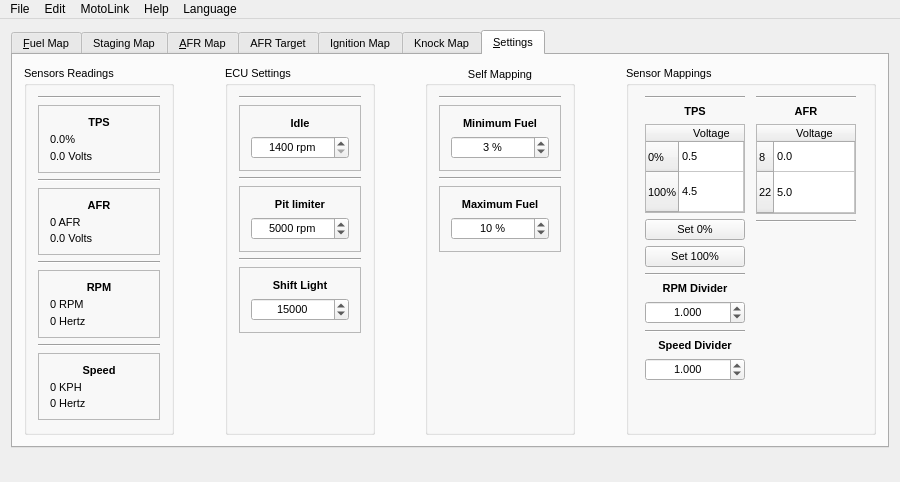
Qt form GUI/ui/main.ui (fpoussin/MotoLink) before a commit.
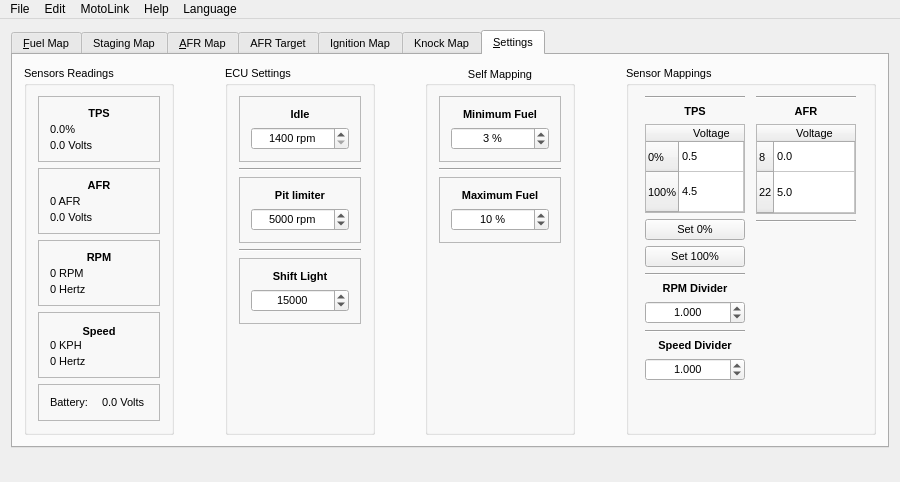
The same form after that commit. Icons and pictures are not drawn. Custom widgets are drawn as their Qt base class.

Diff of the .ui file:
```diff
--- a/GUI/ui/main.ui
+++ b/GUI/ui/main.ui
@@ -303,34 +303,7 @@
            <set>Qt::AlignCenter</set>
           </property>
           <layout class="QGridLayout" name="gridLayout_8">
-           <item row="0" column="0">
-            <widget class="Line" name="line_6">
-             <property name="orientation">
-              <enum>Qt::Horizontal</enum>
-             </property>
-            </widget>
-           </item>
-           <item row="7" column="0">
-            <spacer name="verticalSpacer_5">
-             <property name="orientation">
-              <enum>Qt::Vertical</enum>
-             </property>
-             <property name="sizeHint" stdset="0">
-              <size>
-               <width>20</width>
-               <height>40</height>
-              </size>
-             </property>
-            </spacer>
-           </item>
-           <item row="3" column="0">
-            <widget class="Line" name="line_7">
-             <property name="orientation">
-              <enum>Qt::Horizontal</enum>
-             </property>
-            </widget>
-           </item>
-           <item row="6" column="0">
+           <item row="5" column="0">
             <widget class="QFrame" name="frame_8">
              <property name="frameShape">
               <enum>QFrame::StyledPanel</enum>
@@ -374,7 +347,7 @@
              </layout>
             </widget>
            </item>
-           <item row="1" column="0">
+           <item row="0" column="0">
             <widget class="QFrame" name="frame_9">
              <property name="frameShape">
               <enum>QFrame::StyledPanel</enum>
@@ -427,6 +400,26 @@
              </layout>
             </widget>
            </item>
+           <item row="6" column="0">
+            <spacer name="verticalSpacer_5">
+             <property name="orientation">
+              <enum>Qt::Vertical</enum>
+             </property>
+             <property name="sizeHint" stdset="0">
+              <size>
+               <width>20</width>
+               <height>40</height>
+              </size>
+             </property>
+            </spacer>
+           </item>
+           <item row="2" column="0">
+            <widget class="Line" name="line_7">
+             <property name="orientation">
+              <enum>Qt::Horizontal</enum>
+             </property>
+            </widget>
+           </item>
           </layout>
          </widget>
         </item>
@@ -816,20 +809,7 @@
            <string>ECU Settings</string>
           </property>
           <layout class="QGridLayout" name="gridLayout_7">
-           <item row="6" column="0">
-            <spacer name="verticalSpacer_4">
-             <property name="orientation">
-              <enum>Qt::Vertical</enum>
-             </property>
-             <property name="sizeHint" stdset="0">
-              <size>
-               <width>20</width>
-               <height>40</height>
-              </size>
-             </property>
-            </spacer>
-           </item>
-           <item row="5" column="0">
+           <item row="4" column="0">
             <widget class="QFrame" name="frame_3">
              <property name="frameShape">
               <enum>QFrame::StyledPanel</enum>
@@ -882,14 +862,7 @@
              </layout>
             </widget>
            </item>
-           <item row="4" column="0">
-            <widget class="Line" name="line_5">
-             <property name="orientation">
-              <enum>Qt::Horizontal</enum>
-             </property>
-            </widget>
-           </item>
-           <item row="1" column="0">
+           <item row="0" column="0">
             <widget class="QFrame" name="frame">
              <property name="frameShape">
               <enum>QFrame::StyledPanel</enum>
@@ -939,7 +912,7 @@
              </layout>
             </widget>
            </item>
-           <item row="3" column="0">
+           <item row="2" column="0">
             <widget class="QFrame" name="frame_2">
              <property name="frameShape">
               <enum>QFrame::StyledPanel</enum>
@@ -989,20 +962,33 @@
              </layout>
             </widget>
            </item>
-           <item row="2" column="0">
+           <item row="5" column="0">
+            <spacer name="verticalSpacer_4">
+             <property name="orientation">
+              <enum>Qt::Vertical</enum>
+             </property>
+             <property name="sizeHint" stdset="0">
+              <size>
+               <width>20</width>
+               <height>40</height>
+              </size>
+             </property>
+            </spacer>
+           </item>
+           <item row="3" column="0">
+            <widget class="Line" name="line_5">
+             <property name="orientation">
+              <enum>Qt::Horizontal</enum>
+             </property>
+            </widget>
+           </item>
+           <item row="1" column="0">
             <widget class="Line" name="line_4">
              <property name="orientation">
               <enum>Qt::Horizontal</enum>
              </property>
             </widget>
            </item>
-           <item row="0" column="0">
-            <widget class="Line" name="line_14">
-             <property name="orientation">
-              <enum>Qt::Horizontal</enum>
-             </property>
-            </widget>
-           </item>
           </layout>
          </widget>
         </item>
@@ -1038,6 +1024,116 @@
           </property>
           <layout class="QGridLayout" name="gridLayout_11">
            <item row="5" column="0">
+            <widget class="QFrame" name="frame_10">
+             <property name="frameShape">
+              <enum>QFrame::StyledPanel</enum>
+             </property>
+             <property name="frameShadow">
+              <enum>QFrame::Plain</enum>
+             </property>
+             <layout class="QHBoxLayout" name="horizontalLayout_4">
+              <item>
+               <widget class="QLabel" name="ltVbat">
+                <property name="text">
+                 <string>Battery:</string>
+                </property>
+               </widget>
+              </item>
+              <item>
+               <widget class="QLabel" name="lVbat">
+                <property name="text">
+                 <string>0.0 Volts</string>
+                </property>
+               </widget>
+              </item>
+             </layout>
+            </widget>
+           </item>
+           <item row="0" column="0">
+            <widget class="QFrame" name="frame_4">
+             <property name="frameShape">
+              <enum>QFrame::StyledPanel</enum>
+             </property>
+             <property name="frameShadow">
+              <enum>QFrame::Plain</enum>
+             </property>
+             <layout class="QVBoxLayout" name="verticalLayout">
+              <item>
+               <widget class="QLabel" name="ltTps">
+                <property name="font">
+                 <font>
+                  <weight>75</weight>
+                  <bold>true</bold>
+                 </font>
+                </property>
+                <property name="text">
+                 <string notr="true">TPS</string>
+                </property>
+                <property name="alignment">
+                 <set>Qt::AlignCenter</set>
+                </property>
+               </widget>
+              </item>
+              <item>
+               <widget class="QLabel" name="lTpsPct">
+                <property name="text">
+                 <string notr="true">0.0%</string>
+                </property>
+               </widget>
+              </item>
+              <item>
+               <widget class="QLabel" name="lTpsVolts">
+                <property name="text">
+                 <string notr="true">0.0 Volts</string>
+                </property>
+               </widget>
+              </item>
+             </layout>
+            </widget>
+           </item>
+           <item row="1" column="0">
+            <widget class="QFrame" name="frame_6">
+             <property name="frameShape">
+              <enum>QFrame::StyledPanel</enum>
+             </property>
+             <property name="frameShadow">
+              <enum>QFrame::Plain</enum>
+             </property>
+             <layout class="QVBoxLayout" name="verticalLayout_3">
+              <item>
+               <widget class="QLabel" name="ltAFR_2">
+                <property name="font">
+                 <font>
+                  <weight>75</weight>
+                  <bold>true</bold>
+                 </font>
+                </property>
+                <property name="text">
+                 <string notr="true">AFR</string>
+                </property>
+                <property name="alignment">
+                 <set>Qt::AlignCenter</set>
+                </property>
+               </widget>
+              </item>
+              <item>
+               <widget class="QLabel" name="lAfrPct">
+                <property name="text">
+                 <string notr="true">0 AFR</string>
+                </property>
+               </widget>
+              </item>
+              <item>
+               <widget class="QLabel" name="lAfrVolts">
+                <property name="text">
+                 <string notr="true">0.0 Volts</string>
+                </property>
+               </widget>
+              </item>
+             </layout>
+            </widget>
+           </item>
+           <item row="2" column="0">
             <widget class="QFrame" name="frame_5">
              <property name="frameShape">
               <enum>QFrame::StyledPanel</enum>
@@ -1079,7 +1175,7 @@
              </layout>
             </widget>
            </item>
-           <item row="7" column="0">
+           <item row="3" column="0">
             <widget class="QFrame" name="frame_7">
              <property name="frameShape">
               <enum>QFrame::StyledPanel</enum>
@@ -1090,6 +1186,12 @@
              <layout class="QVBoxLayout" name="verticalLayout_4">
               <item>
                <widget class="QLabel" name="ltSpeed">
+                <property name="minimumSize">
+                 <size>
+                  <width>0</width>
+                  <height>15</height>
+                 </size>
+                </property>
                 <property name="font">
                  <font>
                   <weight>75</weight>
@@ -1121,21 +1223,7 @@
              </layout>
             </widget>
            </item>
-           <item row="4" column="0">
-            <widget class="Line" name="line_9">
-             <property name="orientation">
-              <enum>Qt::Horizontal</enum>
-             </property>
-            </widget>
-           </item>
            <item row="6" column="0">
-            <widget class="Line" name="line_10">
-             <property name="orientation">
-              <enum>Qt::Horizontal</enum>
-             </property>
-            </widget>
-           </item>
-           <item row="9" column="0">
             <spacer name="verticalSpacer">
              <property name="orientation">
               <enum>Qt::Vertical</enum>
@@ -1148,104 +1236,6 @@
              </property>
             </spacer>
            </item>
-           <item row="3" column="0">
-            <widget class="QFrame" name="frame_6">
-             <property name="frameShape">
-              <enum>QFrame::StyledPanel</enum>
-             </property>
-             <property name="frameShadow">
-              <enum>QFrame::Plain</enum>
-             </property>
-             <layout class="QVBoxLayout" name="verticalLayout_3">
-              <item>
-               <widget class="QLabel" name="ltAFR_2">
-                <property name="font">
-                 <font>
-                  <weight>75</weight>
-                  <bold>true</bold>
-                 </font>
-                </property>
-                <property name="text">
-                 <string notr="true">AFR</string>
-                </property>
-                <property name="alignment">
-                 <set>Qt::AlignCenter</set>
-                </property>
-               </widget>
-              </item>
-              <item>
-               <widget class="QLabel" name="lAfrPct">
-                <property name="text">
-                 <string notr="true">0 AFR</string>
-                </property>
-               </widget>
-              </item>
-              <item>
-               <widget class="QLabel" name="lAfrVolts">
-                <property name="text">
-                 <string notr="true">0.0 Volts</string>
-                </property>
-               </widget>
-              </item>
-             </layout>
-            </widget>
-           </item>
-           <item row="1" column="0">
-            <widget class="QFrame" name="frame_4">
-             <property name="frameShape">
-              <enum>QFrame::StyledPanel</enum>
-             </property>
-             <property name="frameShadow">
-              <enum>QFrame::Plain</enum>
-             </property>
-             <layout class="QVBoxLayout" name="verticalLayout">
-              <item>
-               <widget class="QLabel" name="ltTps">
-                <property name="font">
-                 <font>
-                  <weight>75</weight>
-                  <bold>true</bold>
-                 </font>
-                </property>
-                <property name="text">
-                 <string notr="true">TPS</string>
-                </property>
-                <property name="alignment">
-                 <set>Qt::AlignCenter</set>
-                </property>
-               </widget>
-              </item>
-              <item>
-               <widget class="QLabel" name="lTpsPct">
-                <property name="text">
-                 <string notr="true">0.0%</string>
-                </property>
-               </widget>
-              </item>
-              <item>
-               <widget class="QLabel" name="lTpsVolts">
-                <property name="text">
-                 <string notr="true">0.0 Volts</string>
-                </property>
-               </widget>
-              </item>
-             </layout>
-            </widget>
-           </item>
-           <item row="0" column="0">
-            <widget class="Line" name="line_13">
-             <property name="orientation">
-              <enum>Qt::Horizontal</enum>
-             </property>
-            </widget>
-           </item>
-           <item row="2" column="0">
-            <widget class="Line" name="line_11">
-             <property name="orientation">
-              <enum>Qt::Horizontal</enum>
-             </property>
-            </widget>
-           </item>
           </layout>
          </widget>
         </item>
```
